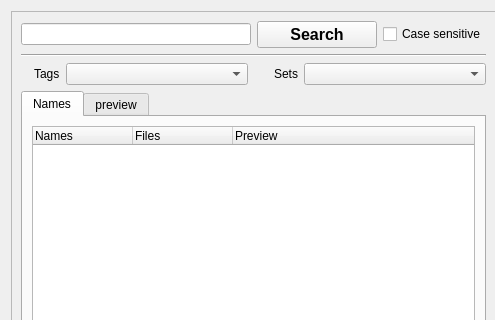
The window that src/mainview.ui (fontmatrix/fontmatrix) describes before a commit, drawn with Qt 5; both pictures show x 0 to 495 and y 0 to 320 of the 1254 by 828 pixel window.
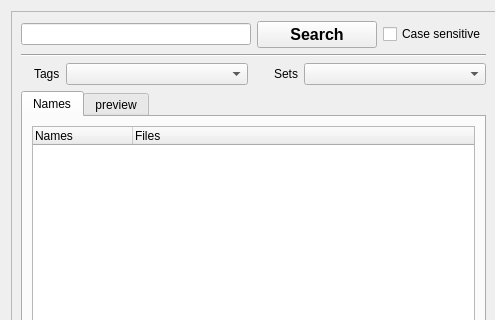
The same window after the commit. Icons and pictures are not drawn. Custom widgets are drawn as their Qt base class.

Commit message: fontmatrix: FIXED some ugliness

```diff
--- a/src/mainview.ui
+++ b/src/mainview.ui
@@ -207,7 +207,7 @@
                 <number>1</number>
                </property>
                <property name="columnCount" >
-                <number>3</number>
+                <number>2</number>
                </property>
                <column>
                 <property name="text" >
@@ -219,11 +219,6 @@
                  <string>Files</string>
                 </property>
                </column>
-               <column>
-                <property name="text" >
-                 <string>Preview</string>
-                </property>
-               </column>
               </widget>
              </item>
             </layout>
```
The commit also changes 2 other files.
